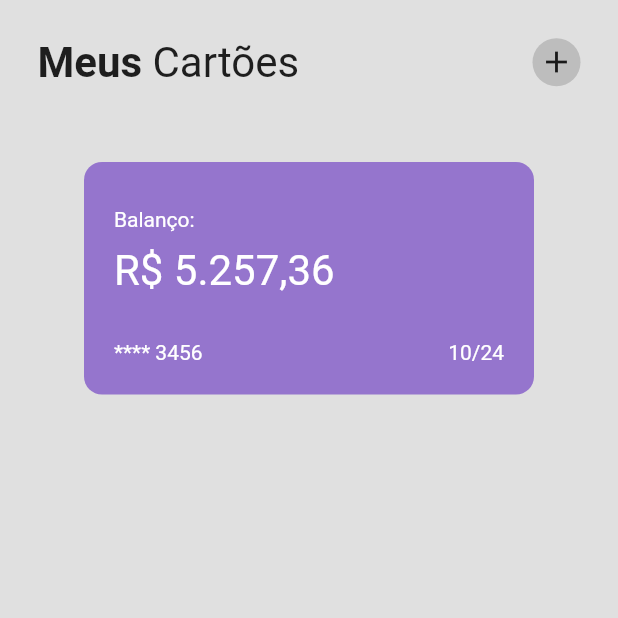
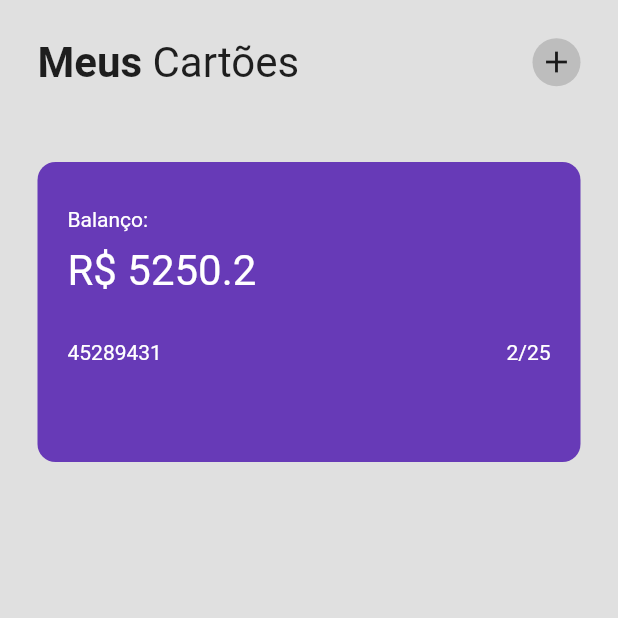
Before and after one commit to Patrickalvares/walletappui, a Flutter app: the screen it shows after launch, on a phone screen of 412 x 824 dp, the top half of it. Run offline on Flutter 3.47's test engine with Material 2 defaults, Android fonts, the phone set to English and light mode, and no system bars.

Commit message:
cards class implematation

```diff
--- a/lib/pages/home_page.dart
+++ b/lib/pages/home_page.dart
@@ -1,3 +1,5 @@
+// ignore_for_file: prefer_const_constructors
+
 import 'package:flutter/material.dart';
 import 'package:walletappui/util/my_card.dart';
 
@@ -45,7 +47,34 @@ class _HomePageState extends State<HomePage> {
               ),
             ),
             const SizedBox(height: 25),
-            MyCard(),
+            Container(
+              height: 200,
+              child: PageView(
+                children: const [
+                  MyCard(
+                    balance: 5250.20,
+                    cardNumber: 45289431,
+                    expiryMonth: 02,
+                    expiryYear: 25,
+                    color: Colors.deepPurple,
+                  ),
+                  MyCard(
+                    balance: 1269.78,
+                    cardNumber: 76489238,
+                    expiryMonth: 09,
+                    expiryYear: 26,
+                    color: Colors.red,
+                  ),
+                  MyCard(
+                    balance: 12798.77,
+                    cardNumber: 49856755,
+                    expiryMonth: 12,
+                    expiryYear: 29,
+                    color: Colors.blue,
+                  )
+                ],
+              ),
+            ),
           ],
         ),
       ),
--- a/lib/util/my_card.dart
+++ b/lib/util/my_card.dart
@@ -1,15 +1,31 @@
 import 'package:flutter/material.dart';
 
 class MyCard extends StatelessWidget {
-  const MyCard({super.key});
+  final double balance;
+  final int cardNumber;
+  final int expiryMonth;
+  final int expiryYear;
+  // ignore: prefer_typing_uninitialized_variables
+  final color;
+
+  const MyCard(
+      {Key? key,
+      required this.balance,
+      required this.cardNumber,
+      required this.expiryMonth,
+      required this.expiryYear,
+      required this.color})
+      : super(key: key);
 
   @override
   Widget build(BuildContext context) {
-    return Container(
+    return Padding(
+      padding: const EdgeInsets.symmetric(horizontal: 25),
+      child: Container(
         padding: const EdgeInsets.all(20),
         width: 300,
         decoration: BoxDecoration(
-        color: Colors.deepPurple[300],
+          color: color,
           borderRadius: BorderRadius.circular(12),
         ),
         child: Column(crossAxisAlignment: CrossAxisAlignment.start, children: [
@@ -23,9 +39,9 @@ class MyCard extends StatelessWidget {
           const SizedBox(
             height: 10,
           ),
-        const Text(
-          'R\$ 5.257,36',
-          style: TextStyle(
+          Text(
+            'R\$ $balance',
+            style: const TextStyle(
               color: Colors.white,
               fontSize: 28,
             ),
@@ -35,20 +51,21 @@ class MyCard extends StatelessWidget {
           ),
           Row(
             mainAxisAlignment: MainAxisAlignment.spaceBetween,
-          children: const [
+            children: [
               Text(
-              '**** 3456',
+                cardNumber.toString(),
                 style: TextStyle(
                   color: Colors.white,
                 ),
               ),
-            Text('10/24',
+              Text('$expiryMonth/$expiryYear',
                   style: TextStyle(
                     color: Colors.white,
                   )),
             ],
           ),
         ]),
+      ),
     );
   }
 }
```
Lines whose indentation alone changed are shown as unchanged.
